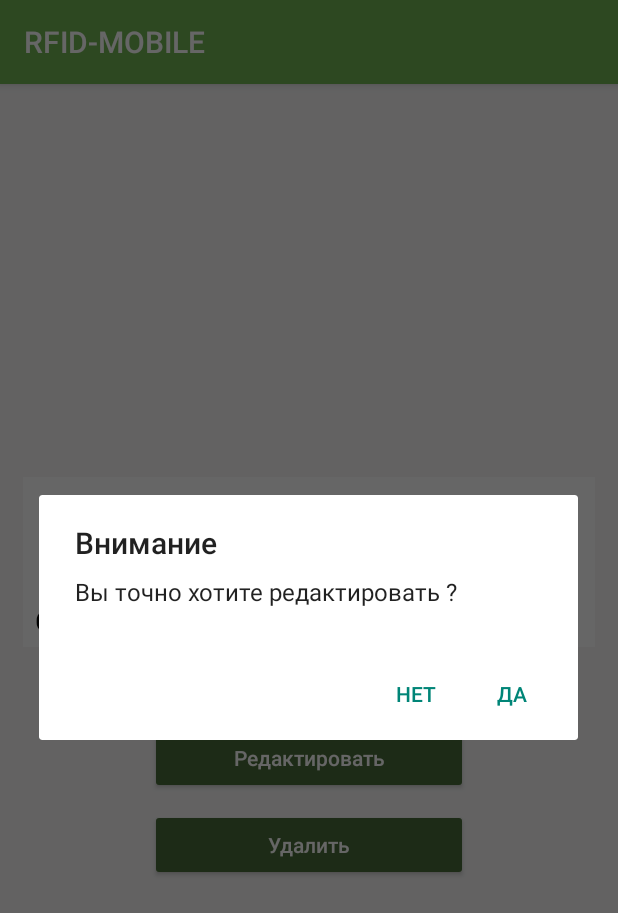
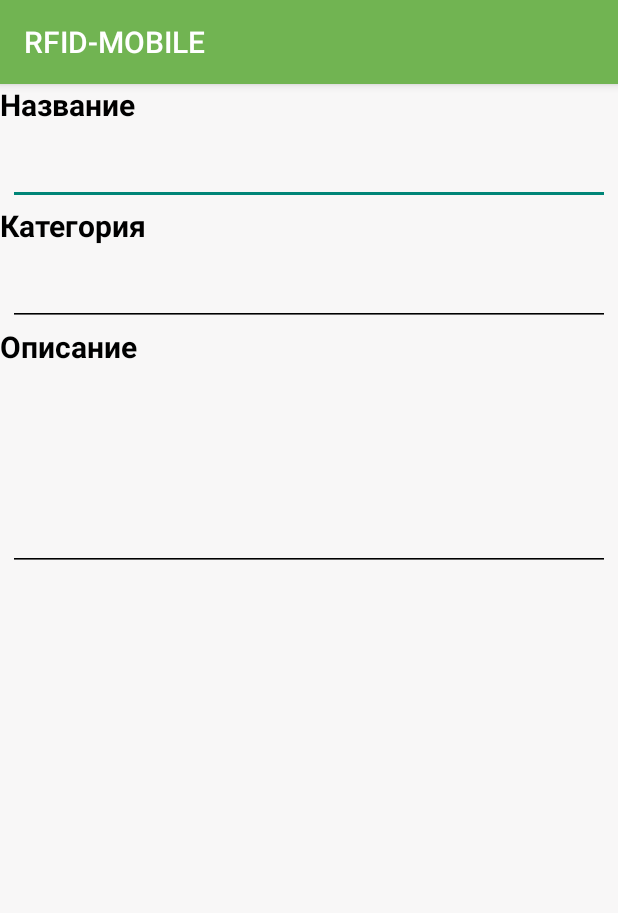
Before and after one commit to RusakovRodion/Rfid-mobile, an Android app: the ObjectActivity screen opened directly, with no data from a screen before it, after a tap on "Редактировать", on a phone screen of 412 x 824 dp. Shown: the top 913 px of the screen. Run offline under Robolectric (Android 15) with nearby library versions, the phone set to English and light mode, and no system bars; 7 statements that could not run were skipped.

Commit message:
We have problem with dropdown list :(

```diff
--- a/app/build.gradle
+++ b/app/build.gradle
@@ -30,7 +30,7 @@ android {
 dependencies {
 
     implementation 'androidx.appcompat:appcompat:1.4.1'
-    implementation 'com.google.android.material:material:1.5.0'
+    implementation 'com.google.android.material:material:1.1.0-alpha07'
     implementation 'androidx.constraintlayout:constraintlayout:2.1.3'
     testImplementation 'junit:junit:4.13.2'
     androidTestImplementation 'androidx.test.ext:junit:1.1.3'
--- a/app/src/main/AndroidManifest.xml
+++ b/app/src/main/AndroidManifest.xml
@@ -11,9 +11,11 @@
         android:supportsRtl="true"
         android:theme="@style/Theme.Rfidmobile">
         <activity
-            android:icon="@drawable/ic_logo"
+            android:name=".FormActivity"/>
+        <activity
             android:name=".MainActivity"
-            android:exported="true">
+            android:exported="true"
+            android:icon="@drawable/ic_logo">
             <intent-filter>
                 <action android:name="android.intent.action.MAIN" />
 
@@ -21,10 +23,9 @@
             </intent-filter>
         </activity>
         <activity
-            android:icon="@drawable/ic_logo"
             android:name=".ObjectActivity"
-            android:exported="true">
-        </activity>
+            android:exported="true"
+            android:icon="@drawable/ic_logo"></activity>
     </application>
 
 </manifest>
--- /dev/null
+++ b/app/src/main/java/com/example/rfid_mobile/FormActivity.java
@@ -0,0 +1,31 @@
+package com.example.rfid_mobile;
+
+import androidx.appcompat.app.AppCompatActivity;
+import android.os.Bundle;
+import android.widget.ArrayAdapter;
+import android.widget.AutoCompleteTextView;
+
+import java.util.ArrayList;
+
+public class FormActivity extends AppCompatActivity {
+
+    ObjectClass object;
+
+    @Override
+    protected void onCreate(Bundle savedInstanceState) {
+        super.onCreate(savedInstanceState);
+        Bundle arguments = getIntent().getExtras();
+        String type = arguments.getString("type");
+        Integer id = arguments.getInt("id");
+
+        setContentView(R.layout.form_update);
+        this.object = Logic.getObjectById(id);
+
+        ArrayList<String> categories = Logic.getCategories();
+        // Получаем ссылку на элемент AutoCompleteTextView в разметке
+        AutoCompleteTextView autoCompleteTextView = findViewById(R.id.inputCategory);
+        // Создаем адаптер для автозаполнения элемента AutoCompleteTextView
+        ArrayAdapter<String> adapter = new ArrayAdapter (this, R.layout.dropdown_item, categories);
+        autoCompleteTextView.setAdapter(adapter);
+    }
+}
--- a/app/src/main/java/com/example/rfid_mobile/Logic.java
+++ b/app/src/main/java/com/example/rfid_mobile/Logic.java
@@ -44,10 +44,20 @@ public class Logic {
         return null;
     }
 
+    public static ArrayList<String> getCategories() {
+        ArrayList<String> categories = new ArrayList<String>();
+        for (ObjectClass object:getObjects()) {
+            if (categories.indexOf(object.category) == -1) {
+                categories.add(object.category);
+            }
+        }
+        return categories;
+    }
+
     public static List<ObjectClass> sort(List<Boolean> status,List<Boolean> category, String name)
     {
         List<ObjectClass> filteredObjects = new ArrayList<>();
-        String[] categories = {"Оборудование", "Колонка", "Проектор"};
+        String[] categories = getCategories().toArray(new String[0]);
         Boolean statusCheck = null;
         if (status.get(0) && !status.get(1)) statusCheck = true;
         else if (!status.get(0) && status.get(1)) statusCheck = false;
--- a/app/src/main/java/com/example/rfid_mobile/ObjectActivity.java
+++ b/app/src/main/java/com/example/rfid_mobile/ObjectActivity.java
@@ -1,25 +1,18 @@
 package com.example.rfid_mobile;
 
-import androidx.annotation.NonNull;
 import androidx.appcompat.app.AlertDialog;
 import androidx.appcompat.app.AppCompatActivity;
-import androidx.fragment.app.DialogFragment;
-import androidx.fragment.app.FragmentManager;
-import androidx.fragment.app.FragmentTransaction;
-
-
-import android.app.Dialog;
 import android.content.DialogInterface;
+import android.content.Intent;
 import android.os.Bundle;
 import android.view.View;
 import android.widget.Button;
 import android.widget.TextView;
-import android.widget.Toast;
 
 public class ObjectActivity extends AppCompatActivity {
 
     ObjectClass object;
-    AlertDialog.Builder builder;
+
     @Override
     protected void onCreate(Bundle savedInstanceState) {
         super.onCreate(savedInstanceState);
@@ -42,25 +35,11 @@ public class ObjectActivity extends AppCompatActivity {
 
         Button editObjectButton = findViewById(R.id.editObjectButton);
         Button deleteObjectButton = findViewById(R.id.deleteObjectButton);
-        builder = new AlertDialog.Builder(this);
+        AlertDialog.Builder builder = new AlertDialog.Builder(this);
         editObjectButton.setOnClickListener(new View.OnClickListener() {
             @Override
             public void onClick(View v) {
-                builder.setTitle("Внимание")
-                        .setMessage("Вы точно хотите редактировать "+name.getText()+"?")
-                        .setCancelable(true)
-                        .setPositiveButton("Да", new DialogInterface.OnClickListener() {
-                            @Override
-                            public void onClick(DialogInterface dialogInterface, int i) {
-                                dialogInterface.cancel();
-                            }
-                        }).setNegativeButton("Нет", new DialogInterface.OnClickListener() {
-                            @Override
-                            public void onClick(DialogInterface dialogInterface, int i) {
-                                dialogInterface.cancel();
-                            }
-                        })
-                        .show();
+               editObject();
             }
         });
         deleteObjectButton.setOnClickListener(new View.OnClickListener() {
@@ -84,4 +63,11 @@ public class ObjectActivity extends AppCompatActivity {
             }
         });
     }
+
+    void editObject() {
+        Intent intent = new Intent(this, FormActivity.class);
+        intent.putExtra("id", object.id);
+        intent.putExtra("type", "edit");
+        startActivity(intent);
+    }
 }
--- /dev/null
+++ b/app/src/main/res/layout/dropdown_item.xml
@@ -0,0 +1,8 @@
+<?xml version="1.0" encoding="utf-8"?>
+<TextView
+    xmlns:android="http://schemas.android.com/apk/res/android"
+    android:layout_width="match_parent"
+    android:layout_height="wrap_content"
+    android:padding="14dp"
+    android:textStyle="bold">
+</TextView>
--- /dev/null
+++ b/app/src/main/res/layout/form_update.xml
@@ -0,0 +1,120 @@
+<?xml version="1.0" encoding="utf-8"?>
+<androidx.constraintlayout.widget.ConstraintLayout xmlns:android="http://schemas.android.com/apk/res/android"
+    xmlns:app="http://schemas.android.com/apk/res-auto"
+    xmlns:tools="http://schemas.android.com/tools"
+    android:layout_width="match_parent"
+    android:layout_height="match_parent"
+    android:background="@color/back">
+
+    <TextView
+        android:id="@+id/inputNameLabel"
+        android:layout_width="wrap_content"
+        android:layout_height="wrap_content"
+        android:text="Название"
+        android:textColor="@color/black"
+        android:textSize="20sp"
+        android:textStyle="bold"
+        app:layout_constraintStart_toStartOf="parent"
+        app:layout_constraintTop_toTopOf="parent"
+        tools:ignore="HardcodedText" />
+
+    <com.google.android.material.textfield.TextInputLayout
+        android:id="@+id/inputNameBar"
+        android:layout_width="match_parent"
+        android:layout_height="48dp"
+        android:layout_marginStart="5dp"
+        android:layout_marginTop="5dp"
+        android:layout_marginEnd="5dp"
+        android:backgroundTint="@color/black"
+        android:baselineAligned="false"
+        android:hint="Название"
+        app:hintEnabled="false"
+        app:layout_constraintTop_toBottomOf="@id/inputNameLabel"
+        app:layout_constraintLeft_toLeftOf="parent"
+        tools:ignore="HardcodedText">
+
+        <com.google.android.material.textfield.TextInputEditText
+            android:id="@+id/inputName"
+            android:layout_width="match_parent"
+            android:layout_height="48dp"
+            android:backgroundTint="@color/black"
+            android:textColor="@color/black"
+            tools:ignore="SpeakableTextPresentCheck" />
+    </com.google.android.material.textfield.TextInputLayout>
+
+    <TextView
+        android:id="@+id/inputCategoryLabel"
+        android:layout_width="wrap_content"
+        android:layout_height="wrap_content"
+        android:text="Категория"
+        android:textColor="@color/black"
+        android:textSize="20sp"
+        android:textStyle="bold"
+        app:layout_constraintStart_toStartOf="parent"
+        app:layout_constraintTop_toBottomOf="@id/inputNameBar"
+        tools:ignore="HardcodedText" />
+
+    <com.google.android.material.textfield.TextInputLayout
+        android:id="@+id/inputCategoryBar"
+        android:layout_width="match_parent"
+        android:layout_height="wrap_content"
+        android:layout_marginStart="5dp"
+        android:layout_marginTop="5dp"
+        android:layout_marginEnd="5dp"
+        android:backgroundTint="@color/black"
+        android:baselineAligned="false"
+        android:hint="Категория"
+        app:hintEnabled="false"
+        app:layout_constraintTop_toBottomOf="@id/inputCategoryLabel"
+        app:layout_constraintLeft_toLeftOf="parent"
+        tools:ignore="HardcodedText">
+
+        <AutoCompleteTextView
+            android:id="@+id/inputCategory"
+            android:layout_width="match_parent"
+            android:layout_height="48dp"
+            android:backgroundTint="@color/black"
+            android:textColor="@color/black"
+            android:inputType="none"
+            tools:ignore="SpeakableTextPresentCheck" />
+    </com.google.android.material.textfield.TextInputLayout>
+
+    <TextView
+        android:id="@+id/inputDescLabel"
+        android:layout_width="wrap_content"
+        android:layout_height="wrap_content"
+        android:text="Описание"
+        android:textColor="@color/black"
+        android:textSize="20sp"
+        android:textStyle="bold"
+        app:layout_constraintStart_toStartOf="parent"
+        app:layout_constraintTop_toBottomOf="@id/inputCategoryBar"
+        tools:ignore="HardcodedText" />
+
+    <com.google.android.material.textfield.TextInputLayout
+        android:id="@+id/inputDescBar"
+        android:layout_width="match_parent"
+        android:layout_height="wrap_content"
+        android:layout_marginStart="5dp"
+        android:layout_marginTop="5dp"
+        android:layout_marginEnd="5dp"
+        android:backgroundTint="@color/black"
+        android:baselineAligned="false"
+        android:hint="Описание"
+        app:hintEnabled="false"
+        app:layout_constraintTop_toBottomOf="@id/inputDescLabel"
+        app:layout_constraintLeft_toLeftOf="parent"
+        tools:ignore="HardcodedText">
+
+        <com.google.android.material.textfield.TextInputEditText
+            android:id="@+id/inputDesc"
+            android:layout_width="match_parent"
+            android:layout_height="wrap_content"
+            android:backgroundTint="@color/black"
+            android:textColor="@color/black"
+            android:inputType="textMultiLine"
+            android:lines="5"
+            tools:ignore="SpeakableTextPresentCheck" />
+    </com.google.android.material.textfield.TextInputLayout>
+
+</androidx.constraintlayout.widget.ConstraintLayout>
```
Also changed, not shown: app/src/main/java/com/example/rfid_mobile/MainActivity.java (+0 -7 lines).
